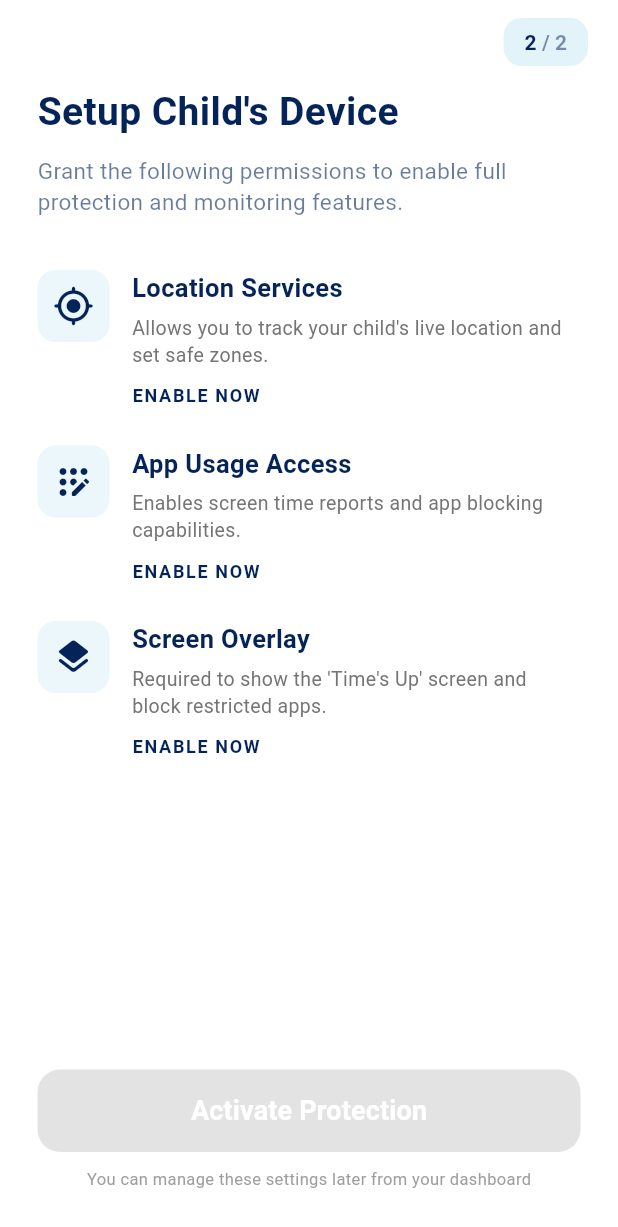
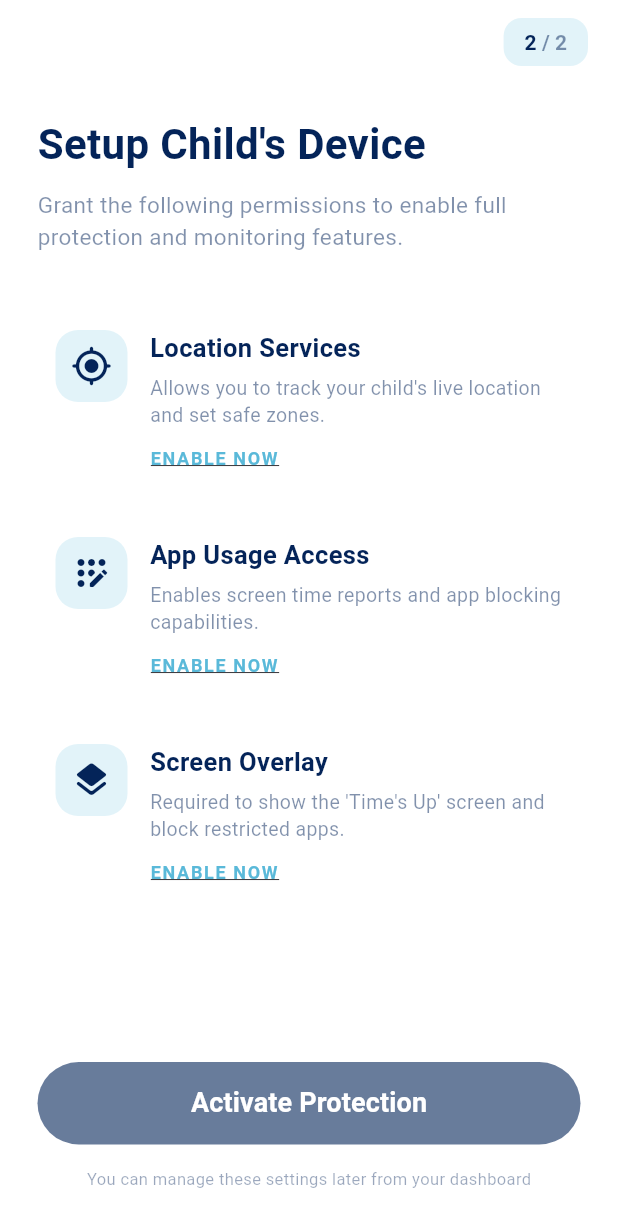
Before and after one commit to MariamAlaa22/Gardian, a Flutter app: the ParentGrantPermissions screen opened directly, on a phone screen of 412 x 824 dp. Shown: the top 1227 px of the screen. Run offline on Flutter 3.47's test engine with Material 3 defaults, Android fonts, the phone set to English and light mode, and no system bars; our stand-ins replace fl_chart, google_maps_flutter, lottie, pinput.

Commit message:
permission logic

```diff
--- a/lib/screens/permission.dart
+++ b/lib/screens/permission.dart
@@ -9,8 +9,10 @@
 }
 
 class _ParentGrantPermissionsState extends State<ParentGrantPermissions> {
+  // الألوان الموحدة من شاشة الـ OTP
   final Color navyBlue = const Color(0xFF042459);
   final Color skyBlue = const Color(0xFF9ED7EB);
+  final Color accentBlue = const Color(0xFF5AB9D9); // اللون المستخدم في التايمر والروابط
 
   bool isLocationEnabled = false;
   bool isUsageEnabled = false;
@@ -18,23 +20,20 @@
 
   @override
   Widget build(BuildContext context) {
+    bool canActivate = isLocationEnabled && isUsageEnabled && isOverlayEnabled;
+
     return Scaffold(
       backgroundColor: Colors.white,
       appBar: AppBar(
-        backgroundColor: Colors.transparent,
+        backgroundColor: Colors.white,
         elevation: 0,
         automaticallyImplyLeading: false,
-        title: Padding(
-          padding: const EdgeInsets.only(left: 10),
-
-        ),
         actions: [
-
           Container(
             margin: const EdgeInsets.only(right: 20, top: 12, bottom: 12),
             padding: const EdgeInsets.symmetric(horizontal: 14),
             decoration: BoxDecoration(
-              color: skyBlue.withValues(alpha: 0.3),
+              color: skyBlue.withValues(alpha: 0.3), // نفس ستايل الـ Step counter في الـ OTP
               borderRadius: BorderRadius.circular(12),
             ),
             child: Center(
@@ -43,72 +42,81 @@
                   style: const TextStyle(fontSize: 14, fontWeight: FontWeight.bold),
                   children: [
                     TextSpan(text: "2", style: TextStyle(color: navyBlue)),
-                    TextSpan(text: " / 2", style: TextStyle(color: navyBlue.withValues(alpha: 0.5))),
-                  ],),),),),]
+                    TextSpan(
+                        text: " / 2",
+                        style: TextStyle(color: navyBlue.withValues(alpha:0.5))),
+                  ],
+                ),
+              ),
+            ),
+          ),
+        ],
       ),
       body: Padding(
         padding: const EdgeInsets.symmetric(horizontal: 25),
         child: Column(
           crossAxisAlignment: CrossAxisAlignment.start,
           children: [
+            const SizedBox(height: 20),
             Text(
               "Setup Child's Device",
-              style: TextStyle(fontSize: 26, fontWeight: FontWeight.bold, color: navyBlue),
+              style: TextStyle(fontSize: 28, fontWeight: FontWeight.bold, color: navyBlue),
             ),
             const SizedBox(height: 10),
             Text(
               "Grant the following permissions to enable full protection and monitoring features.",
-              style: TextStyle(color: navyBlue.withValues(alpha: 0.6), fontSize: 15),
+              style: TextStyle(color: navyBlue.withValues(alpha:0.5), fontSize: 15),
             ),
-            const SizedBox(height: 35),
-
+            const SizedBox(height: 40),
 
             _buildPermissionItem(
               title: "Location Services",
               desc: "Allows you to track your child's live location and set safe zones.",
               icon: Icons.my_location_rounded,
               status: isLocationEnabled,
-              onBtnPressed: () => setState(() => isLocationEnabled = true),
+              onBtnPressed: () => setState(() => isLocationEnabled = !isLocationEnabled),
             ),
-
 
             _buildPermissionItem(
               title: "App Usage Access",
               desc: "Enables screen time reports and app blocking capabilities.",
               icon: Icons.app_registration_rounded,
               status: isUsageEnabled,
-              onBtnPressed: () => setState(() => isUsageEnabled = true),
+              onBtnPressed: () => setState(() => isUsageEnabled = !isUsageEnabled),
             ),
-
 
             _buildPermissionItem(
               title: "Screen Overlay",
               desc: "Required to show the 'Time's Up' screen and block restricted apps.",
               icon: Icons.layers_rounded,
               status: isOverlayEnabled,
-              onBtnPressed: () => setState(() => isOverlayEnabled = true),
+              onBtnPressed: () => setState(() => isOverlayEnabled = !isOverlayEnabled),
             ),
 
             const Spacer(),
-
 
             SizedBox(
               width: double.infinity,
               height: 55,
               child: ElevatedButton(
-
-onPressed: (isLocationEnabled && isUsageEnabled && isOverlayEnabled)
+                onPressed: canActivate
                     ? () {
                         ScaffoldMessenger.of(context).showSnackBar(
                           SnackBar(
-            content: const Text("Protection Activated! 🛡️",
-              style: TextStyle(fontWeight: FontWeight.bold)),
+                            content: const Row(
+                              children: [
+                                Icon(Icons.check_circle, color: Colors.white, size: 20),
+                                SizedBox(width: 10),
+                                Text("Protection Activated!", style: TextStyle(fontWeight: FontWeight.bold)),
+                              ],
+                            ),
                             backgroundColor: Colors.green.shade600,
                             behavior: SnackBarBehavior.floating,
                             duration: const Duration(seconds: 2),
+                            shape: RoundedRectangleBorder(borderRadius: BorderRadius.circular(10)),
+                            margin: const EdgeInsets.only(bottom: 20, left: 20, right: 20),
                           ),
                         );
-
 
                         Navigator.pushAndRemoveUntil(
                           context,
@@ -119,17 +127,18 @@
                     : null,
                 style: ElevatedButton.styleFrom(
                   backgroundColor: navyBlue,
-                  shape: RoundedRectangleBorder(borderRadius: BorderRadius.circular(15)),
+                  disabledBackgroundColor: navyBlue.withValues(alpha:0.6),
+                  shape: RoundedRectangleBorder(borderRadius: BorderRadius.circular(50)), // نفس تدويرة زرار OTP
                   elevation: 0,
                 ),
                 child: const Text("Activate Protection",
                     style: TextStyle(fontSize: 18, fontWeight: FontWeight.bold, color: Colors.white)),
               ),
             ),
-            const SizedBox(height: 10),
-            const Center(
+            const SizedBox(height: 15),
+            Center(
               child: Text("You can manage these settings later from your dashboard",
-                style: TextStyle(color: Colors.grey, fontSize: 11)),
+                  style: TextStyle(color: navyBlue.withValues(alpha:0.4), fontSize: 11)),
             ),
             const SizedBox(height: 30),
           ],
@@ -145,37 +154,52 @@
     required bool status,
     required VoidCallback onBtnPressed,
   }) {
-    return Container(
-      margin: const EdgeInsets.only(bottom: 25),
+    return AnimatedContainer(
+      duration: const Duration(milliseconds: 300),
+      margin: const EdgeInsets.only(bottom: 20),
+      padding: const EdgeInsets.all(12),
+      decoration: BoxDecoration(
+        // استخدام اللون السماوي الفاتح جداً كخلفية عند التفعيل
+        color: status ? skyBlue.withValues(alpha:0.1) : Colors.transparent,
+        borderRadius: BorderRadius.circular(15),
+      ),
       child: Row(
         crossAxisAlignment: CrossAxisAlignment.start,
         children: [
           Container(
             padding: const EdgeInsets.all(10),
             decoration: BoxDecoration(
-              color: skyBlue.withValues(alpha: 0.2),
-              borderRadius: BorderRadius.circular(12),
+              // نفس درجة خلفية أيقونة الـ OTP (الـ 4d تعني 30% شفافية)
+              color: const Color(0x4D9ED7EB),
+              borderRadius: BorderRadius.circular(15),
             ),
-            child: Icon(icon, color: navyBlue, size: 28),
+            child: Icon(
+              status ? Icons.check_circle_rounded : icon,
+              color: status ? Colors.green : navyBlue,
+              size: 28,
+            ),
           ),
           const SizedBox(width: 15),
           Expanded(
             child: Column(
               crossAxisAlignment: CrossAxisAlignment.start,
               children: [
-                Text(title, style: TextStyle(fontSize: 17, fontWeight: FontWeight.bold, color: navyBlue)),
+                Text(title,
+                    style: TextStyle(fontSize: 17, fontWeight: FontWeight.bold, color: navyBlue)),
                 const SizedBox(height: 5),
-                Text(desc, style: TextStyle(fontSize: 13, color: Colors.grey.shade600, height: 1.4)),
-                const SizedBox(height: 10),
+                Text(desc,
+                    style: TextStyle(fontSize: 13, color: navyBlue.withValues(alpha: 0.5), height: 1.4)),
+                const SizedBox(height: 12),
                 GestureDetector(
                   onTap: onBtnPressed,
                   child: Text(
                     status ? "PERMISSION GRANTED" : "ENABLE NOW",
                     style: TextStyle(
-                      color: status ? Colors.green : navyBlue,
+                      color: status ? Colors.green : accentBlue, // استخدام لون الـ Resend
                       fontWeight: FontWeight.bold,
                       fontSize: 12,
                       letterSpacing: 1.1,
+                      decoration: status ? TextDecoration.none : TextDecoration.underline,
                     ),
                   ),
                 ),
```
Lines whose indentation alone changed are shown as unchanged.
